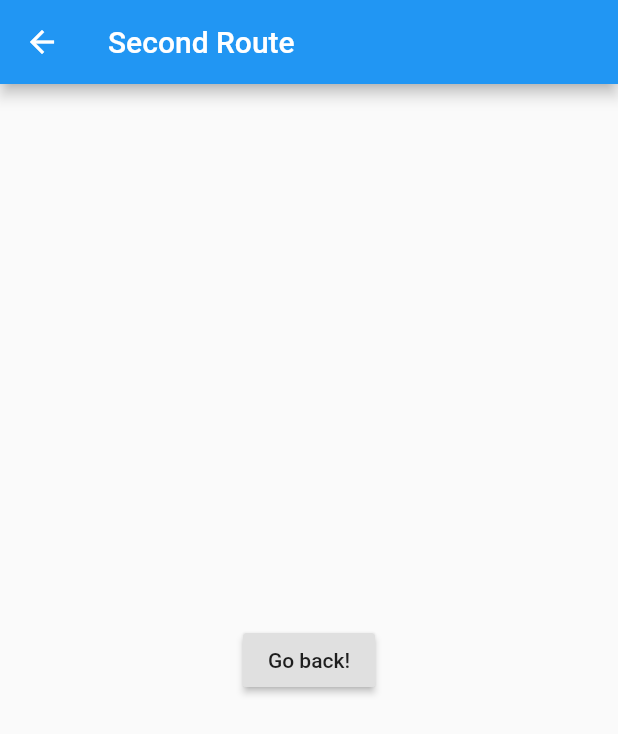
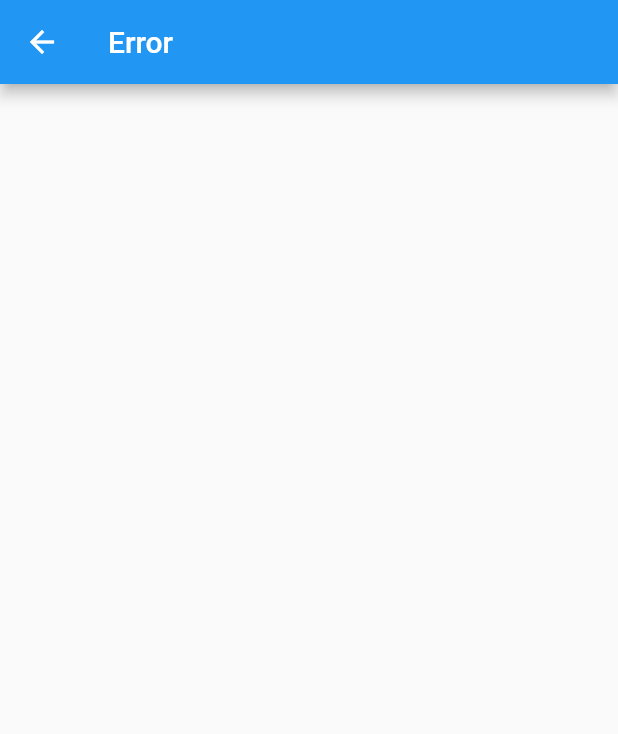
Before and after one commit to wix-playground/coreX, a Flutter app: the screen it shows after launch, after a tap on the "add" icon, on a phone screen of 412 x 824 dp. Shown: the top 734 px of the screen. Run offline on Flutter 3.47's test engine with Material 2 defaults, Android fonts, the phone set to English and light mode, and no system bars; missing offline and left inert: dart:html.

Commit message:
add routes

```diff
--- a/lib/main.dart
+++ b/lib/main.dart
@@ -1,51 +1,10 @@
+import 'package:core_x/routesGenerator.dart';
 import 'package:flutter/material.dart';
 
 void main() {
   runApp(MaterialApp(
-    title: 'Core X',
-    home: InitialSreen(),
+    title: 'Named Routes Demo',
+    initialRoute: '/',
+    onGenerateRoute: RouteGenerator.generateRoute,
   ));
 }
-
-class InitialSreen extends StatelessWidget {
-  @override
-  Widget build(BuildContext context) {
-    return Scaffold(
-      appBar: AppBar(
-        title: Text('Core X'),
-      ),
-      body: Center(
-        child: Text('Create your first site'),
-      ),
-      floatingActionButton: FloatingActionButton(
-        onPressed: () {
-          // Add your onPressed code here!
-          Navigator.push(
-            context,
-            MaterialPageRoute(builder: (context) => SecondRoute()),
-          );
-        },
-        child: Icon(Icons.add),
-      ),
-    );
-  }
-}
-
-class SecondRoute extends StatelessWidget {
-  @override
-  Widget build(BuildContext context) {
-    return Scaffold(
-      appBar: AppBar(
-        title: Text("Second Route"),
-      ),
-      body: Center(
-        child: RaisedButton(
-          onPressed: () {
-            Navigator.pop(context);
-          },
-          child: Text('Go back!'),
-        ),
-      ),
-    );
-  }
-}
--- /dev/null
+++ b/lib/routesGenerator.dart
@@ -0,0 +1,37 @@
+import 'package:flutter/material.dart';
+import 'package:core_x/screens/AppList.dart';
+import 'package:core_x/screens/ComponentsList.dart';
+import 'package:core_x/screens/Editor.dart';
+import 'package:core_x/screens/Preview.dart';
+
+class RouteGenerator {
+  static Route<dynamic> generateRoute(RouteSettings settings) {
+    final args = settings.arguments;
+
+    switch (settings.name) {
+      case '/':
+        return MaterialPageRoute(builder: (context) => AppListScreen());
+      case '/editor':
+        if (args is String) {
+          return MaterialPageRoute(
+              builder: (context) => EditorScreen(
+                    appId: settings.arguments,
+                  ));
+        }
+        return _errorRoute();
+
+      case '/preview':
+        return MaterialPageRoute(builder: (context) => PreviewScreen());
+      case '/componentsList':
+        return MaterialPageRoute(builder: (context) => ComponentsListScreen());
+      default:
+        return _errorRoute();
+    }
+  }
+
+  static Route<dynamic> _errorRoute() {
+    return MaterialPageRoute(builder: (context) {
+      return Scaffold(appBar: AppBar(title: Text('Error')));
+    });
+  }
+}
--- /dev/null
+++ b/lib/screens/AppList.dart
@@ -0,0 +1,40 @@
+import 'dart:html';
+
+import 'package:flutter/material.dart';
+
+class AppListScreen extends StatelessWidget {
+  final items = List<String>.generate(
+    4,
+    (i) => "$i",
+  );
+
+  @override
+  Widget build(BuildContext context) {
+    return Scaffold(
+      appBar: AppBar(
+        title: Text('Core X'),
+      ),
+      body: ListView.builder(
+          itemCount: items.length,
+          itemBuilder: (context, index) {
+            final item = items[index];
+
+            return FlatButton(
+                onPressed: () {
+                  Navigator.of(context).pushNamed('/editor', arguments: item);
+                },
+                child: Text(item,
+                    style: TextStyle(
+                      fontSize: 25,
+                    )));
+          }),
+      floatingActionButton: FloatingActionButton(
+        onPressed: () {
+          // Add your onPressed code here!
+          Navigator.of(context).pushNamed('/editor');
+        },
+        child: Icon(Icons.add),
+      ),
+    );
+  }
+}
```
Also changed, not shown: lib/screens/ComponentsList.dart (added, +14 -0 lines), lib/screens/Editor.dart (added, +34 -0 lines), lib/screens/Preview.dart (added, +14 -0 lines).
